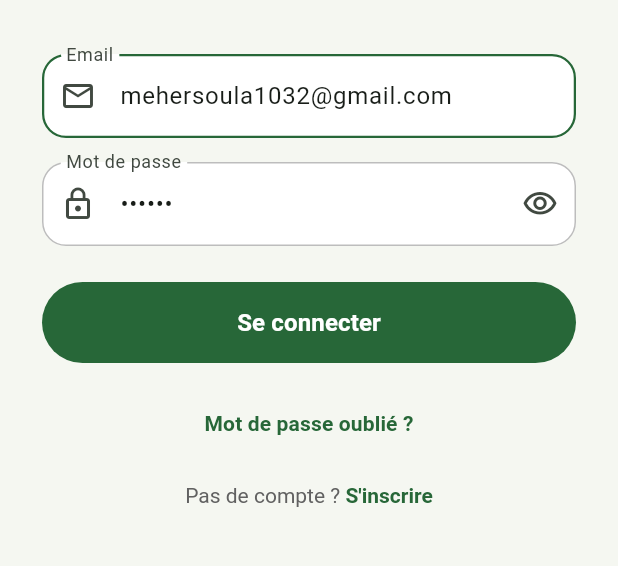
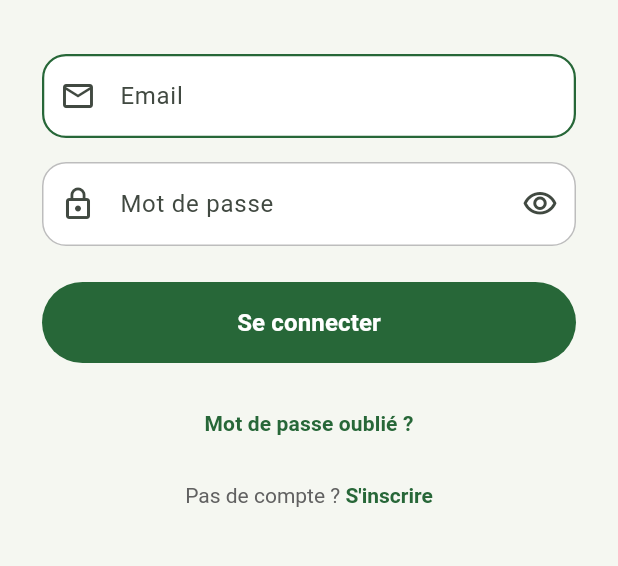
Before and after one commit to mehersoula1032-droid/agrismart_next, a Flutter app: the screen it shows after launch, on a phone screen of 412 x 824 dp, the part 468-1034 px from its top. Run offline on Flutter 3.47's test engine with Material 3 defaults, Android fonts, the phone set to English and light mode, and no system bars; our stand-ins replace cloud_firestore, firebase_auth, firebase_core, flutter_local_notifications, flutter_map, image_picker and 2 more; missing offline and left inert: google_mlkit_image_labeling, google_mlkit_text_recognition; accounts and stored records are empty.

Commit message:
update modificaion

```diff
--- a/lib/screens/expiry_management_screen.dart
+++ b/lib/screens/expiry_management_screen.dart
@@ -310,7 +310,7 @@ class _ExpiryManagementScreenState extends State<ExpiryManagementScreen> {
               return ListView.separated(
                 padding: const EdgeInsets.all(12),
                 itemCount: allItems.length,
-                separatorBuilder: (_, __) => const SizedBox(height: 8),
+                separatorBuilder: (context, index) => const SizedBox(height: 8),
                 itemBuilder: (context, index) {
                   final item = allItems[index];
                   final color = _statusColor(item.status);
--- a/lib/screens/login_screen.dart
+++ b/lib/screens/login_screen.dart
@@ -16,9 +16,9 @@ class _LoginScreenState extends State<LoginScreen> {
   final _formKey = GlobalKey<FormState>();
 
   final _emailController = TextEditingController(
-    text: 'mehersoula1032@gmail.com',
+    text: '',
   );
-  final _passwordController = TextEditingController(text: '123456');
+  final _passwordController = TextEditingController(text: '');
   final _nameController = TextEditingController();
 
   bool _isObscure = true;
--- a/lib/screens/parcel_form_screen.dart
+++ b/lib/screens/parcel_form_screen.dart
@@ -1,4 +1,4 @@
-import 'package:flutter/material.dart';
+  import 'package:flutter/material.dart';
 import 'package:provider/provider.dart';
 
 import '../models/parcel.dart';
```
Also changed, not shown: firebase.json, lib/firebase_options.dart, 2 other files.
